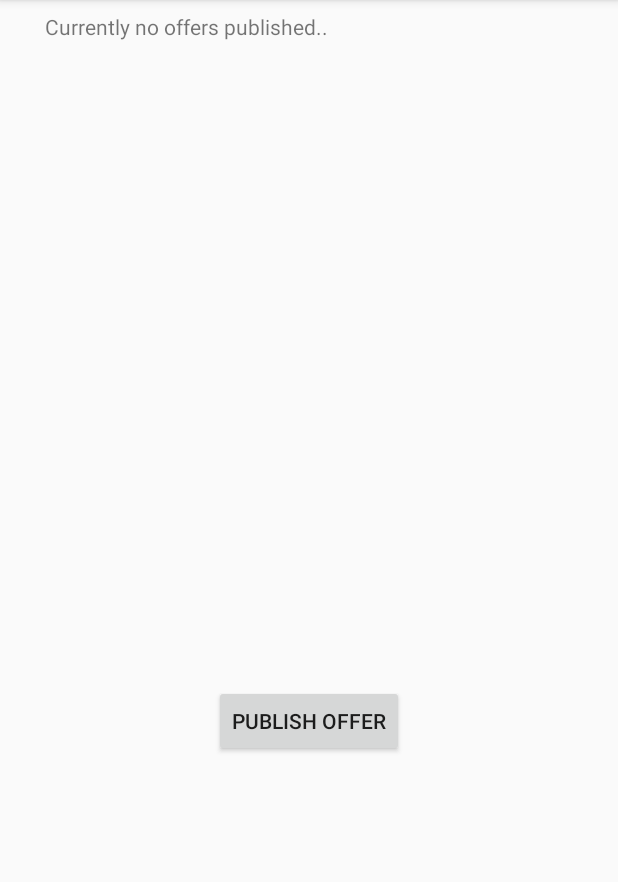
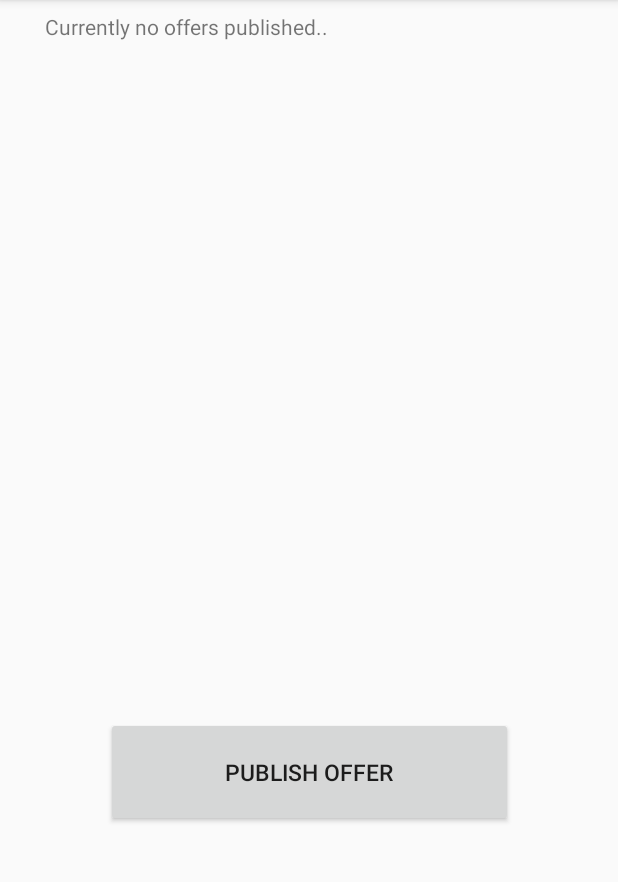
Before and after one commit to dn0912/ubiq-supermarket-app, an Android app: the screen it shows after launch (MainActivity), on a phone screen of 412 x 824 dp, the part 84-966 px from its top. Run offline under Robolectric (Android 15) with nearby library versions, the phone set to English and light mode, and no system bars; 8 statements that could not run were skipped.

Commit message:
style publish buton

```diff
--- a/app/src/main/res/layout/activity_main.xml
+++ b/app/src/main/res/layout/activity_main.xml
@@ -8,18 +8,20 @@
 
     <Button
         android:id="@+id/btnPublish"
-        android:layout_width="wrap_content"
-        android:layout_height="wrap_content"
+        android:layout_width="271dp"
+        android:layout_height="73dp"
         android:layout_marginBottom="8dp"
         android:layout_marginEnd="8dp"
         android:layout_marginStart="8dp"
         android:layout_marginTop="8dp"
+        android:textSize="15sp"
         android:text="Publish offer"
         app:layout_constraintBottom_toBottomOf="parent"
         app:layout_constraintEnd_toEndOf="parent"
+        app:layout_constraintHorizontal_bias="0.503"
         app:layout_constraintStart_toStartOf="parent"
         app:layout_constraintTop_toTopOf="parent"
-        app:layout_constraintVertical_bias="0.637" />
+        app:layout_constraintVertical_bias="0.693" />
 
     <LinearLayout
         android:layout_width="368dp"
```
